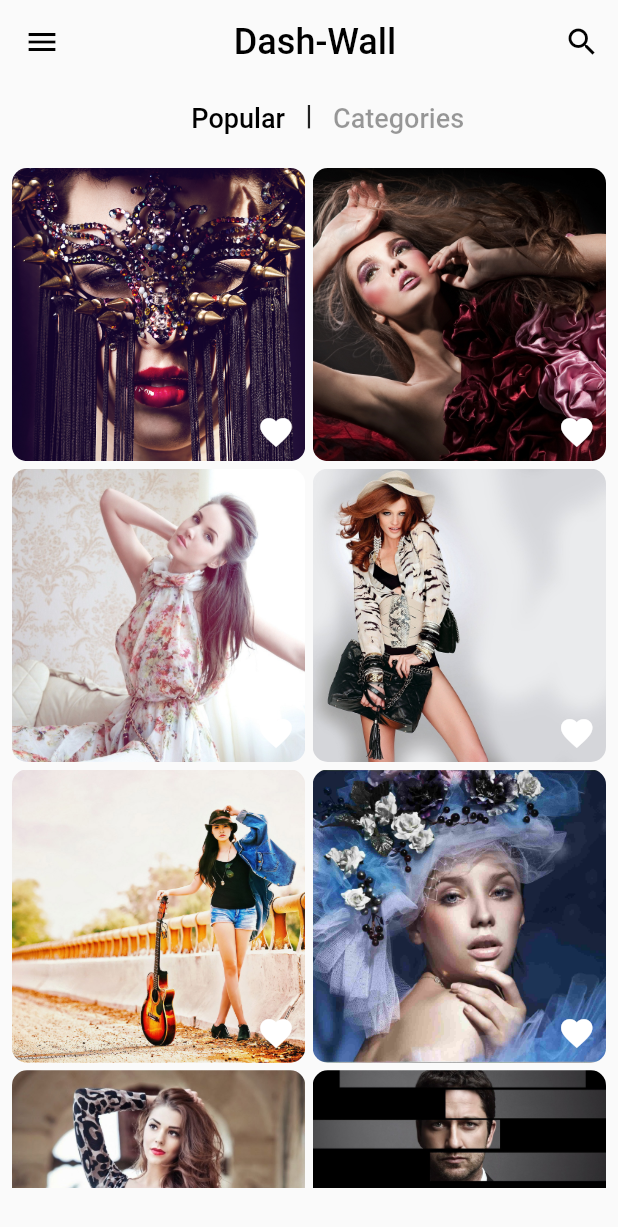
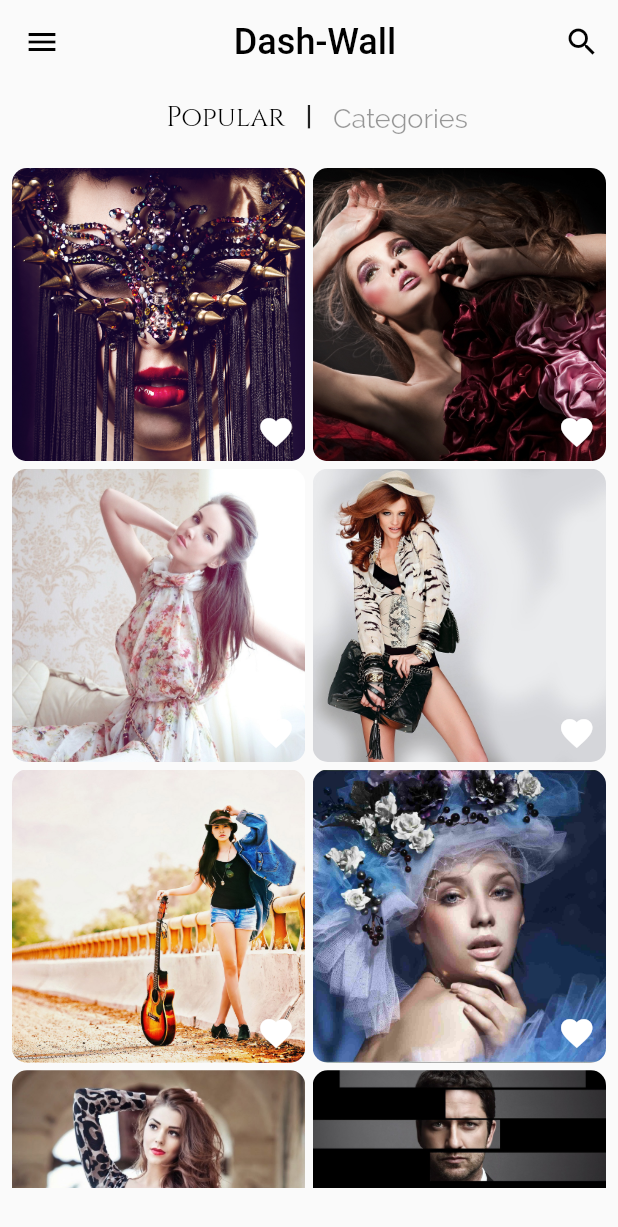
Before and after one commit to SohilBhanani/dash, a Flutter app: the screen it shows after launch, on a phone screen of 412 x 824 dp. Shown: the top 1227 px of the screen. Run offline on Flutter 3.47's test engine with Material 2 defaults, Android fonts, the phone set to English and light mode, and no system bars; our stand-ins replace firebase_storage; accounts and stored records are empty.

Commit message:
I have import some of the fonts for text and as an example i have implimented in code ,

```diff
--- a/lib/home_page.dart
+++ b/lib/home_page.dart
@@ -88,6 +88,7 @@ class _HomePageState extends State<HomePage>
                             "Popular",
                             style: TextStyle(
                               fontSize: 18.0,
+                              fontFamily: 'Cinzel'
                             ),
                           ),
                         ),
@@ -98,6 +99,7 @@ class _HomePageState extends State<HomePage>
                           child: Text(
                             "Categories",
                             style: TextStyle(
+                              fontFamily: 'Raleway',
                               fontSize: 18.0,
                             ),
                           ),
```
Also changed, not shown: pubspec.yaml (+25 -0 lines), assets/fonts/Cinzel-Black.ttf (added), assets/fonts/Cinzel-Bold.ttf (added), assets/fonts/Cinzel-Regular.ttf (added), assets/fonts/Courgette-Regular.ttf (added), assets/fonts/GreatVibes-Regular.ttf (added), assets/fonts/Lobster-Regular.ttf (added), assets/fonts/Nunito-Black.ttf (added), assets/fonts/Nunito-Regular.ttf (added), assets/fonts/Pacifico-Regular.ttf (added), assets/fonts/Raleway-MediumItalic.ttf (added), assets/fonts/Raleway-Regular.ttf (added), pubspec.lock.
